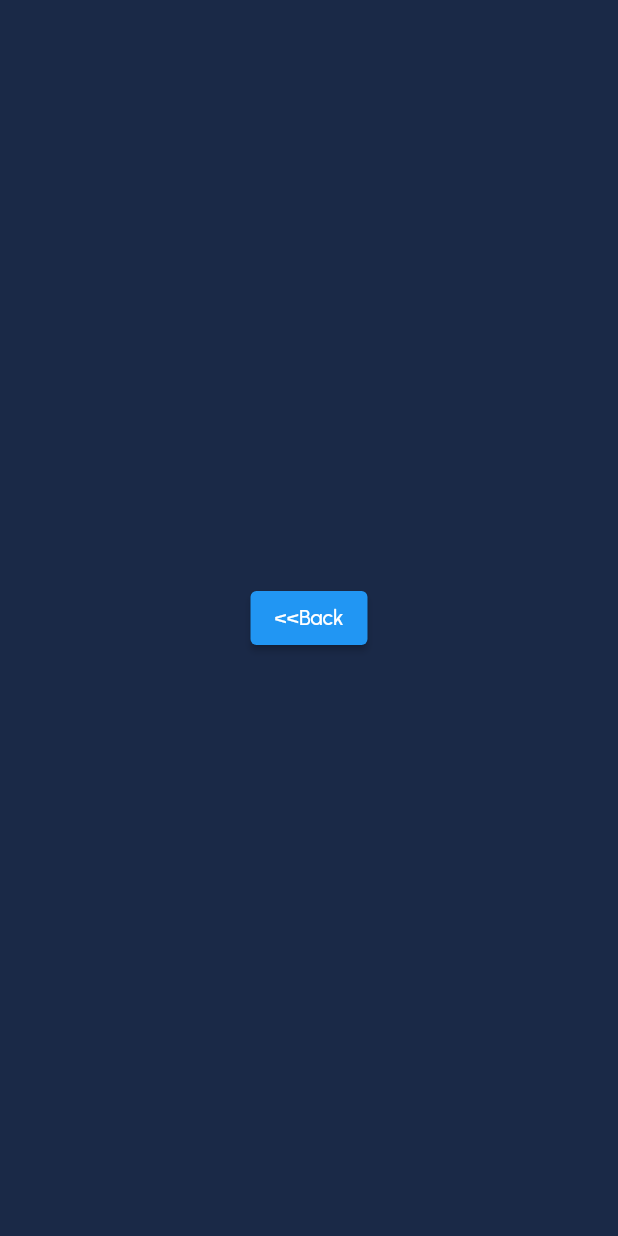
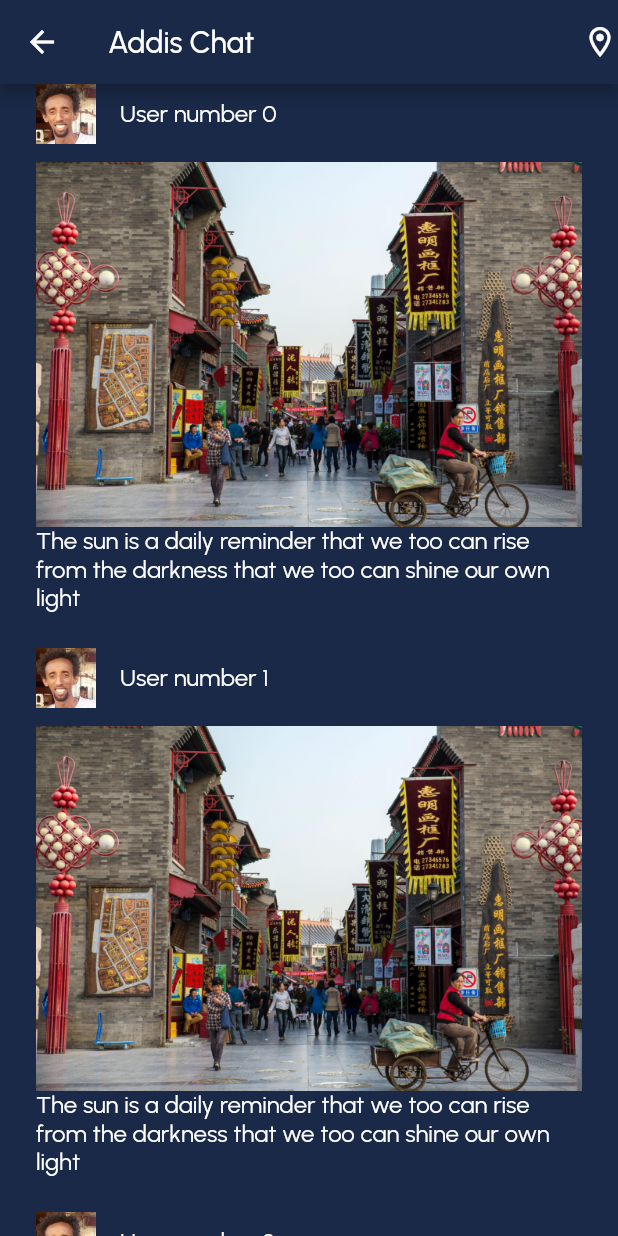
Before and after one commit to dag-tad/flutter_addis_chat, a Flutter app: the Home screen opened by its route, on a phone screen of 412 x 824 dp. Run offline on Flutter 3.47's test engine with Material 2 defaults, Android fonts, the phone set to English and light mode, and no system bars; project files that could hold a hidden picture were left out.

Commit message:
home page wire frame

```diff
--- /dev/null
+++ b/lib/components/postItem.dart
@@ -0,0 +1,45 @@
+import 'package:flutter/material.dart';
+
+import '../styles/appText.dart';
+
+class PostItem extends StatelessWidget {
+  final String user;
+  const PostItem({super.key, required this.user});
+
+  @override
+  Widget build(BuildContext context) {
+    return Padding(
+      padding: const EdgeInsets.symmetric(
+        horizontal: 24,
+      ),
+      child: Column(
+        children: [
+          Row(
+            children: [
+              Image.asset(
+                'assets/temp/dagtad.jpg',
+                width: 40,
+                height: 40,
+              ),
+              const SizedBox(
+                width: 16,
+              ),
+              Text(
+                user,
+                style: AppText.subtitle3,
+              )
+            ],
+          ),
+          const SizedBox(
+            height: 12,
+          ),
+          Image.asset('assets/temp/tianjin.jpg'),
+          const Text(
+            'The sun is a daily reminder that we too can rise from the darkness that we too can shine our own light',
+            style: AppText.subtitle3,
+          )
+        ],
+      ),
+    );
+  }
+}
--- a/lib/pages/home.dart
+++ b/lib/pages/home.dart
@@ -1,17 +1,43 @@
 import 'package:flutter/material.dart';
+import 'package:flutter_chat_addis/components/postItem.dart';
+import 'package:flutter_chat_addis/styles/appColors.dart';
+import 'package:flutter_chat_addis/styles/appText.dart';
 
 class Home extends StatelessWidget {
-  const Home({super.key});
+  Home({super.key});
+  final List<String> users = [];
 
   @override
   Widget build(BuildContext context) {
+    _mockUsersFromServer();
     return Scaffold(
-      body: Center(
-        child: ElevatedButton(
-          onPressed: () => Navigator.of(context).pushNamed('/'),
-          child: const Text('<<Back'),
-        ),
+      appBar: AppBar(
+        title: const Text('Addis Chat'),
+        centerTitle: false,
+        backgroundColor: AppColors.background,
+        actions: const [
+          Icon(Icons.location_on_outlined),
+        ],
+      ),
+      body: ListView.separated(
+        itemBuilder: (context, index) {
+          return PostItem(
+            user: users[index],
+          );
+        },
+        itemCount: users.length,
+        separatorBuilder: (BuildContext context, int index) {
+          return const SizedBox(
+            height: 24,
+          );
+        }
       ),
     );
   }
+
+  _mockUsersFromServer() {
+    for (int i = 0; i < 100; i++) {
+      users.add('User number $i');
+    }
+  }
 }
--- a/lib/pages/login.dart
+++ b/lib/pages/login.dart
@@ -76,7 +76,7 @@ class LoginPage extends StatelessWidget {
               height: 48,
               child: ElevatedButton(
                 onPressed: (){
-                  Navigator.of(context).pushNamed('/home');
+                  Navigator.of(context).pushReplacementNamed('/home');
                 },
                 style: ElevatedButton.styleFrom(
                   backgroundColor: Colors.amber,
--- /dev/null
+++ b/lib/styles/appText.dart
@@ -0,0 +1,38 @@
+import 'package:flutter/material.dart';
+
+class AppText {
+  static const header1 = TextStyle(
+    fontSize: 24,
+    fontWeight: FontWeight.w900
+  );
+
+  static const header2 = TextStyle(
+    fontSize: 24,
+    fontWeight: FontWeight.w600
+  );
+
+  static const subtitle1 = TextStyle(
+    fontSize: 16,
+    fontWeight: FontWeight.w600
+  );
+
+  static const subtitle2 = TextStyle(
+    fontSize: 16,
+    fontWeight: FontWeight.w500
+  );
+
+  static const subtitle3 = TextStyle(
+    fontSize: 16,
+    fontWeight: FontWeight.w400
+  );
+
+  static const body1 = TextStyle(
+    fontSize: 14,
+    fontWeight: FontWeight.w500
+  );
+
+  static const body2 = TextStyle(
+    fontSize: 14,
+    fontWeight: FontWeight.w400
+  );
+}
--- a/pubspec.yaml
+++ b/pubspec.yaml
@@ -11,6 +11,7 @@ environment:
 dependencies:
   flutter:
     sdk: flutter
+  flutter_svg: ^2.0.7
 
   cupertino_icons: ^1.0.2
 
@@ -26,6 +27,8 @@ flutter:
 
   assets:
     - assets/images/
+    - assets/svg/
+    - assets/temp/
 
   # An image asset can refer to one or more resolution-specific "variants", see
   # https://flutter.dev/assets-and-images/#resolution-aware
```
Also changed, not shown: lib/main.dart (+5 -2 lines), lib/pages/main_page.dart (added, +69 -0 lines), assets/svg/favorite.svg (added), assets/svg/ic_home.svg (added), assets/svg/message.svg (added), assets/svg/user.svg (added), assets/temp/dagtad.jpg (added), assets/temp/tianjin.jpg (added), pubspec.lock.
